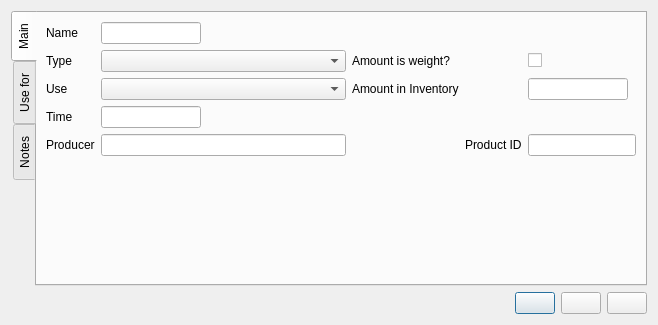
Old version of the form ui/miscEditor.ui in the repository Brewken/brewken.
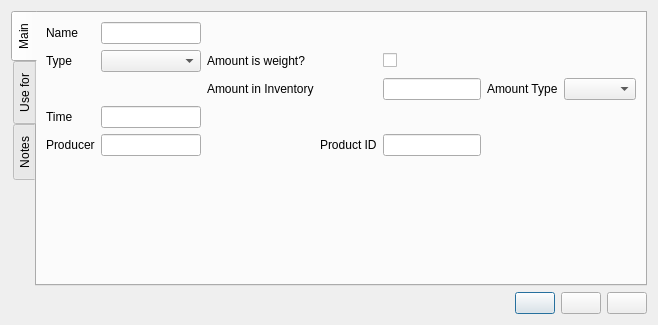
New version of the form. Icons and pictures are not drawn. Custom widgets are drawn as their Qt base class.

What changed in the file:
```diff
--- a/ui/miscEditor.ui
+++ b/ui/miscEditor.ui
@@ -136,32 +136,6 @@
         </widget>
        </item>
 
-       <item row="4" column="0">
-        <widget class="QLabel" name="label_use">
-         <property name="sizePolicy">
-          <sizepolicy hsizetype="Preferred" vsizetype="Fixed">
-           <horstretch>0</horstretch>
-           <verstretch>0</verstretch>
-          </sizepolicy>
-         </property>
-         <property name="text">
-          <string>Use</string>
-         </property>
-         <property name="alignment">
-          <set>Qt::AlignLeading|Qt::AlignLeft|Qt::AlignVCenter</set>
-         </property>
-         <property name="buddy">
-          <cstring>comboBox_use</cstring>
-         </property>
-        </widget>
-       </item>
-       <item row="4" column="1">
-        <widget class="BtComboBox" name="comboBox_use">
-         <property name="toolTip">
-          <string>Use</string>
-         </property>
-        </widget>
-       </item>
        <item row="4" column="2">
         <widget class="SmartLabel" name="label_inventory">
          <property name="contextMenuPolicy">
@@ -194,6 +168,40 @@
          </property>
         </widget>
        </item>
+
+       <item row="4" column="5">
+        <widget class="QLabel" name="label_amountType">
+         <property name="sizePolicy">
+          <sizepolicy hsizetype="Expanding" vsizetype="Preferred">
+           <horstretch>0</horstretch>
+           <verstretch>0</verstretch>
+          </sizepolicy>
+         </property>
+         <property name="toolTip">
+          <string>Whether the amount is weight or volume</string>
+         </property>
+         <property name="text">
+          <string>Amount Type</string>
+         </property>
+         <property name="buddy">
+          <cstring>comboBox_amountType</cstring>
+         </property>
+        </widget>
+       </item>
+       <item row="4" column="6">
+        <widget class="BtComboBox" name="comboBox_amountType">
+         <property name="sizePolicy">
+          <sizepolicy hsizetype="Minimum" vsizetype="Fixed">
+           <horstretch>0</horstretch>
+           <verstretch>0</verstretch>
+          </sizepolicy>
+         </property>
+         <property name="toolTip">
+          <string>Whether the amount is weight or volume</string>
+         </property>
+        </widget>
+       </item>
+
        <item row="5" column="0">
         <widget class="SmartLabel" name="label_time">
          <property name="sizePolicy">
```
Left out of the diff: 1 changed line with no effect on the pictures.
